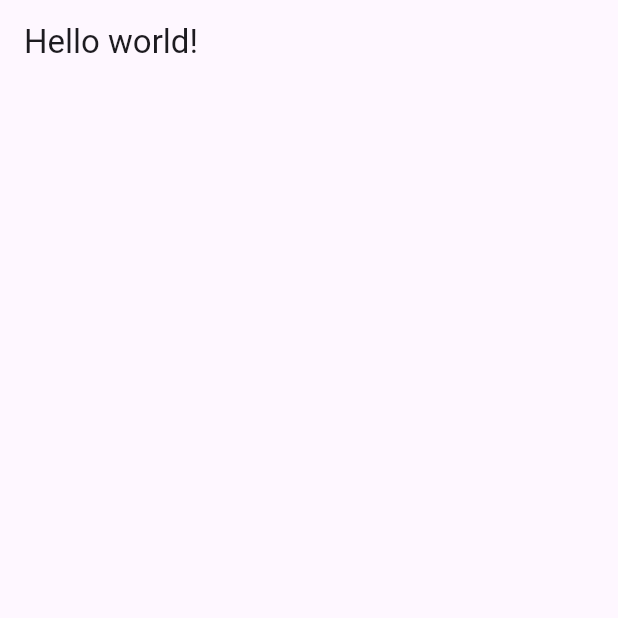
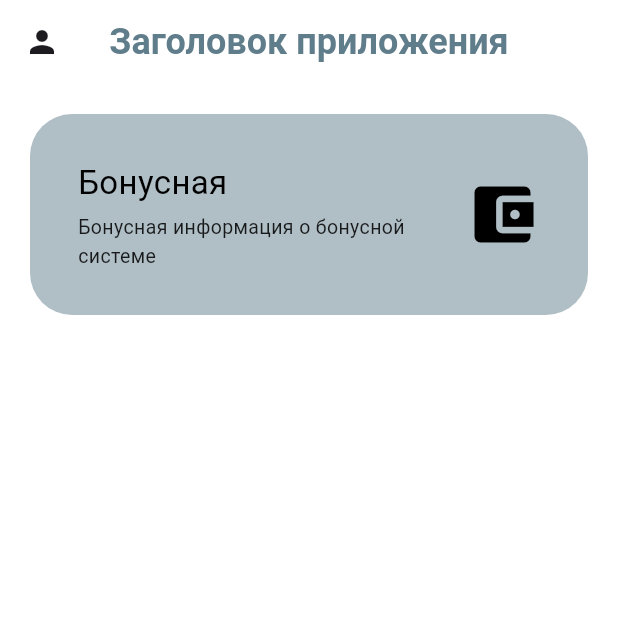
Before and after one commit to ArtyomKorn1lov/FlutterDemo, a Flutter app: the screen it shows after launch, on a phone screen of 412 x 824 dp, the top half of it. Run offline on Flutter 3.47's test engine with Material 3 defaults, Android fonts, the phone set to English and light mode, and no system bars.

Commit message:
Созданы первые виджеты, сделан роутинг, размещение виджетов на главной

```diff
--- a/lib/main.dart
+++ b/lib/main.dart
@@ -1,19 +1,14 @@
 import 'package:flutter/material.dart';
+import 'package:flutterdemo/screens/home_screen.dart';
+import 'package:flutterdemo/screens/form_screen.dart';
 
 void main() {
-  runApp(DemoApp());
+  runApp(MaterialApp(
+    theme: ThemeData(primaryColor: Colors.red),
+    initialRoute: "/",
+    routes: {
+      '/': (context) => HomeScreen(),
+      '/form': (context) => FormScreen()
+    },
+  ));
 }
-
-class DemoApp extends StatelessWidget {
-  const DemoApp({super.key});
-
-  @override
-  Widget build(BuildContext context) {
-    return MaterialApp(
-      theme: ThemeData(primaryColor: Colors.red),
-      home: Scaffold(
-        appBar: AppBar(title: Text('Hello world!')),
-      ),
-    );
-  }
-}
--- /dev/null
+++ b/lib/screens/home_screen.dart
@@ -0,0 +1,44 @@
+import 'package:flutter/material.dart';
+import 'package:flutterdemo/widgets/bonus.dart';
+import 'package:flutterdemo/widgets/slider.dart';
+
+
+class HomeScreen extends StatelessWidget {
+  HomeScreen({super.key});
+
+  final List<String> sales = [
+    "Скидка на первый заказ",
+    "Скидка на второй заказ",
+    "Скидка на последующий заказ",
+  ];
+
+  void navigateToForm(BuildContext context) {
+    Navigator.pushNamed(context, '/form');
+  }
+
+  @override
+  Widget build(BuildContext context) {
+    return Scaffold(
+      backgroundColor: Colors.white,
+      appBar: AppBar(
+        backgroundColor: Colors.white,
+        title: Text('Заголовок приложения', style: TextStyle(color: Colors.blueGrey, fontSize: 24, fontWeight: FontWeight.bold)),
+        centerTitle: true,
+        leading: IconButton(
+            onPressed: () => navigateToForm(context),
+            icon: Icon(Icons.person)
+        ),
+      ),
+      body: Container(
+        padding: EdgeInsets.symmetric(vertical: 20, horizontal: 20),
+        child: Column(
+          spacing: 15,
+          children: [
+            BonusWidget(title: 'Бонусная'),
+            //SliderMain(items: sales),
+          ],
+        ),
+      ),
+    );
+  }
+}
--- /dev/null
+++ b/lib/widgets/bonus.dart
@@ -0,0 +1,44 @@
+import 'package:flutter/material.dart';
+
+class BonusWidget extends StatefulWidget {
+  final String title;
+
+  const BonusWidget({
+    super.key,
+    this.title = "Заголовок программы",
+  });
+
+  @override
+  State<BonusWidget> createState() => _BonusWidgetState();
+}
+
+class _BonusWidgetState extends State<BonusWidget> {
+
+  @override
+  Widget build(BuildContext context) {
+    return Container(
+      padding: EdgeInsets.symmetric(vertical: 30, horizontal: 32),
+      decoration: BoxDecoration(
+        color: Colors.blueGrey[200],
+        borderRadius: BorderRadius.circular(28)
+      ),
+      child: Row(
+        mainAxisAlignment: MainAxisAlignment.spaceBetween,
+        spacing: 12,
+        children: <Widget>[
+          Expanded(child:
+            Column(
+              crossAxisAlignment: CrossAxisAlignment.start,
+              spacing: 5,
+              children: <Widget>[
+                Text(widget.title, style: TextStyle(color: Colors.black, fontSize: 22)),
+                Text('Бонусная информация о бонусной системе', style: TextStyle(color: Colors.black87, fontSize: 13)),
+              ],
+            )
+          ),
+          Icon(Icons.account_balance_wallet, size: 50, color: Colors.black)
+        ],
+      ),
+    );
+  }
+}
```
Also changed, not shown: lib/screens/form_screen.dart (added, +23 -0 lines), lib/widgets/slider.dart (added, +46 -0 lines).
